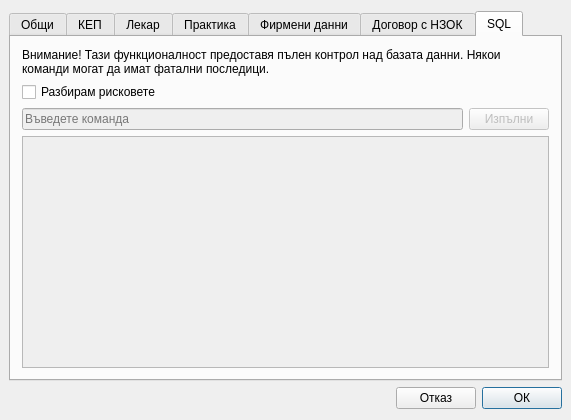
Before: the Qt Designer form src/View/Widgets/SettingsDialog.ui in thefinalcutbg/DinoDent, drawn with Qt 5.
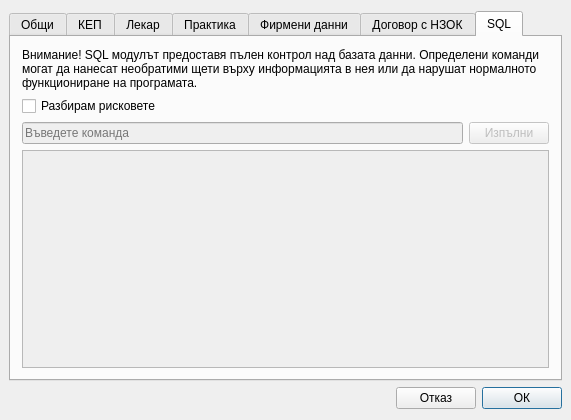
After: the same form once the commit is applied. Custom widgets are drawn as their Qt base class.

Diff of the .ui file:
```diff
--- a/src/View/Widgets/SettingsDialog.ui
+++ b/src/View/Widgets/SettingsDialog.ui
@@ -1545,7 +1545,7 @@
        <item>
         <widget class="QLabel" name="label_10">
          <property name="text">
-          <string>Внимание! Тази функционалност предоставя пълен контрол над базата данни. Някои команди могат да имат фатални последици.</string>
+          <string>Внимание! SQL модулът предоставя пълен контрол над базата данни. Определени команди могат да нанесат необратими щети върху информацията в нея или да нарушат нормалното функциониране на програмата.</string>
          </property>
          <property name="wordWrap">
           <bool>true</bool>
```
